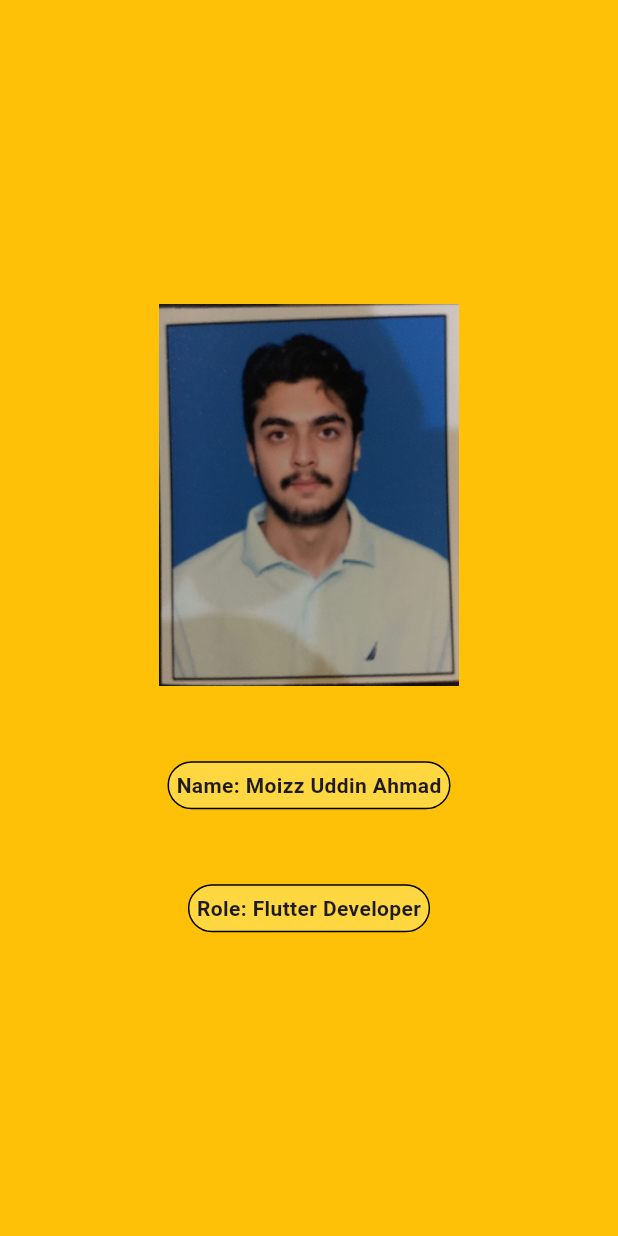
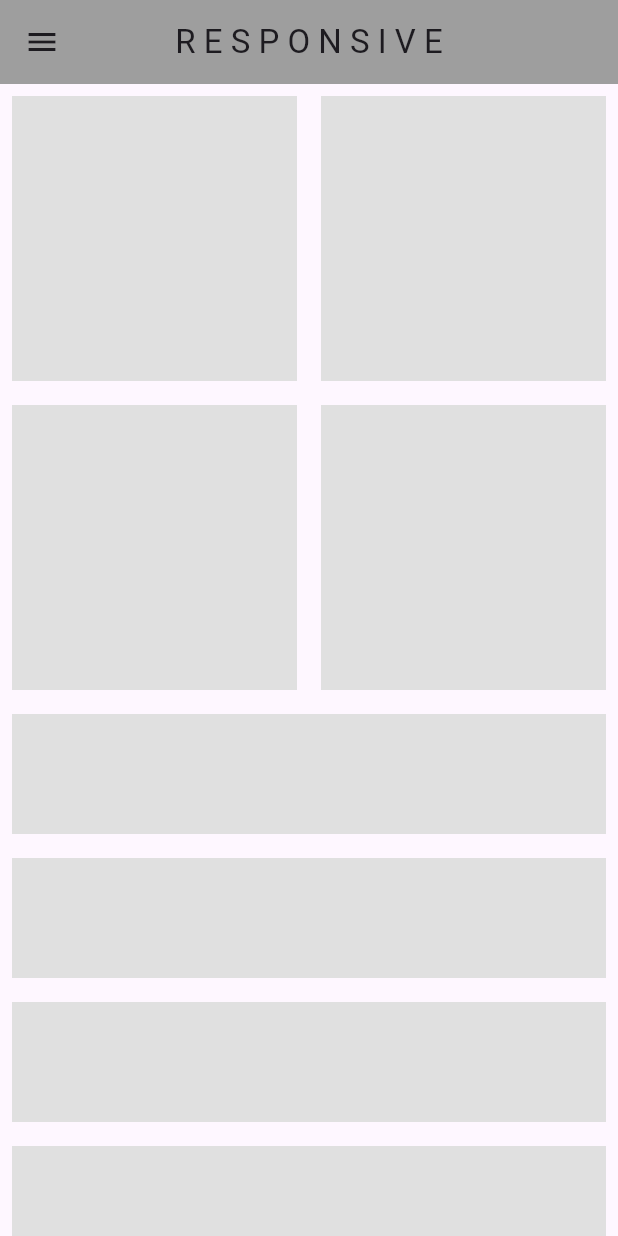
Before and after one commit to rocker2002/ResponsiveFlutter, a Flutter app: the screen it shows after launch, on a phone screen of 412 x 824 dp. Run offline on Flutter 3.47's test engine with Material 3 defaults, Android fonts, the phone set to English and light mode, and no system bars.

Commit message:
Added gridview and listview for better responsive design

```diff
--- /dev/null
+++ b/lib/constants.dart
@@ -0,0 +1,31 @@
+import 'package:flutter/material.dart';
+
+var myAppBar = AppBar(
+        backgroundColor: Colors.grey[500],
+        title: Text('R E S P O N S I V E'),
+        centerTitle: true,
+      );
+
+var myDrawer = Drawer(
+        shape: LinearBorder(),
+        child: ListView(
+          children: [
+            DrawerHeader(child: Icon(Icons.dashboard, size: 40.0,)),
+            ListTile(
+              leading: Icon(Icons.home),
+              title: Text('H O M E', style: TextStyle(fontWeight: FontWeight.bold),),
+              onTap: () => debugPrint('Home Page'),
+            ),
+            ListTile(
+              leading: Icon(Icons.favorite),
+              title: Text('F A V O U R I T E S', style: TextStyle(fontWeight: FontWeight.bold),),
+              onTap: () => debugPrint('Favourites Page'),
+            ),
+            ListTile(
+              leading: Icon(Icons.settings),
+              title: Text('S E T T I N G S', style: TextStyle(fontWeight: FontWeight.bold),),
+              onTap: () => debugPrint('Settings Page'),
+            )
+          ],
+        )
+      );
--- a/lib/main.dart
+++ b/lib/main.dart
@@ -1,4 +1,8 @@
 import 'package:flutter/material.dart';
+import 'package:media_query/responsive/desktop_layout.dart';
+import 'package:media_query/responsive/mobile_layout.dart';
+import 'package:media_query/responsive/responsive_layout.dart';
+import 'package:media_query/responsive/tablet_layout.dart';
 
 void main() {
   runApp(const MyApp());
@@ -10,87 +14,9 @@ class MyApp extends StatelessWidget {
 
   @override
   Widget build(BuildContext context) {
-    final screenSize = MediaQuery.of(context).size;
-    final width = screenSize.width;
-    if(width>600){
     return MaterialApp(
       debugShowCheckedModeBanner: false,
-      home: Scaffold(
-        backgroundColor: Colors.amber,
-        body: SafeArea(
-          child: Center(
-            child: Row(
-              crossAxisAlignment: CrossAxisAlignment.center,
-              mainAxisAlignment: MainAxisAlignment.center,
-              children: [
-                Column(
-                  crossAxisAlignment: CrossAxisAlignment.center,
-                  mainAxisAlignment: MainAxisAlignment.center,
-                  children: [
-                    Container(
-                     decoration: BoxDecoration(border: Border.all(),
-                     color: Colors.amberAccent,
-                     borderRadius: BorderRadius.circular(20.0),
-                     ),
-                     padding: EdgeInsets.all(5),
-                     child: Text('Name: Moizz Uddin Ahmad', style: TextStyle(fontWeight: FontWeight.bold)),
-                    ),
-                    SizedBox(height: 50,),
-                    Container(
-                     decoration: BoxDecoration(border: Border.all(),
-                     color: Colors.amberAccent,
-                     borderRadius: BorderRadius.circular(20.0),
-                     ),
-                     padding: EdgeInsets.all(5),
-                     child: Text('Role: Flutter Developer', style: TextStyle(fontWeight: FontWeight.bold)),
-                    ),
-                  ],
-                ),
-                SizedBox(width: 100,),
-                Image.asset('assets/images/me.jpg', width: 200,),
-              ],
-            ),
-          )
-        ),
-      ),
+      home: ResponsiveLayout(mobileLayout: MobileLayout(), tabletLayout: TabletLayout() , desktopLayout: DesktopLayout(),)
     );
-    }else{
-      return MaterialApp(
-      debugShowCheckedModeBanner: false,
-      home: Scaffold(
-        backgroundColor: Colors.amber,
-        body: SafeArea(
-          child: Center(
-            child: Column(
-              crossAxisAlignment: CrossAxisAlignment.center,
-              mainAxisAlignment: MainAxisAlignment.center,
-              children: [
-                    Image.asset('assets/images/me.jpg', width: 200,),
-                    SizedBox(height: 50),
-                    Container(
-                     decoration: BoxDecoration(border: Border.all(),
-                     color: Colors.amberAccent,
-                     borderRadius: BorderRadius.circular(20.0),
-                     ),
-                     padding: EdgeInsets.all(5),
-                     child: Text('Name: Moizz Uddin Ahmad', style: TextStyle(fontWeight: FontWeight.bold)),
-                    ),
-                    SizedBox(height: 50,),
-                    Container(
-                     decoration: BoxDecoration(border: Border.all(),
-                     color: Colors.amberAccent,
-                     borderRadius: BorderRadius.circular(20.0),
-                     ),
-                     padding: EdgeInsets.all(5),
-                     child: Text('Role: Flutter Developer', style: TextStyle(fontWeight: FontWeight.bold)),
-                    ),
-                  ],
-                ),
-
-          ),
-        ),
-      ),
-      );
-    }
   }
 }
--- /dev/null
+++ b/lib/responsive/mobile_layout.dart
@@ -0,0 +1,57 @@
+import 'package:flutter/material.dart';
+import 'package:media_query/constants.dart';
+
+class MobileLayout extends StatefulWidget {
+  const MobileLayout({super.key});
+
+  @override
+  State <MobileLayout> createState() =>  MobileLayoutState();
+}
+
+class  MobileLayoutState extends State <MobileLayout> {
+  @override
+  Widget build(BuildContext context) {
+    return Scaffold(
+      appBar: myAppBar,
+      drawer: myDrawer,
+      body: Column(
+        children: [
+          AspectRatio(
+          aspectRatio: 1,
+          child: SizedBox(
+            width: double.infinity,
+            child: GridView.builder(
+          gridDelegate: SliverGridDelegateWithFixedCrossAxisCount(
+          crossAxisCount: 2,
+          ),
+          itemCount: 4,
+          itemBuilder: (context, index){
+          return Padding(
+            padding: EdgeInsets.all(8.0),
+            child: Container(
+            color: Colors.grey[300],
+          ),
+          );
+        }
+      ),
+      ),
+    ),
+    Expanded(
+      child: ListView.builder(
+      itemCount: 5,
+      itemBuilder: (context, index){
+        return Padding(
+          padding: EdgeInsets.all(8.0),
+          child: Container(
+            color: Colors.grey[300],
+            height: 80,
+        )
+        );
+      }
+      )
+      )
+    ],
+    )
+    );
+  }
+}
--- /dev/null
+++ b/lib/responsive/responsive_layout.dart
@@ -0,0 +1,24 @@
+import 'package:flutter/material.dart';
+
+class ResponsiveLayout extends StatelessWidget{
+  final Widget mobileLayout;
+  final Widget tabletLayout;
+  final Widget desktopLayout;
+
+  const ResponsiveLayout({super.key, required this.mobileLayout, required this.tabletLayout, required this.desktopLayout});
+
+  @override
+  Widget build(BuildContext context){
+    return LayoutBuilder(
+        builder: (ctx, constraints){
+          if(constraints.maxWidth < 500){
+            return mobileLayout;
+          }else if(constraints.maxWidth < 1100){
+            return tabletLayout;
+          }else{
+            return desktopLayout;
+          }
+        }
+      );
+  }
+}
```
Also changed, not shown: lib/responsive/desktop_layout.dart (added, +69 -0 lines), lib/responsive/tablet_layout.dart (added, +58 -0 lines).
